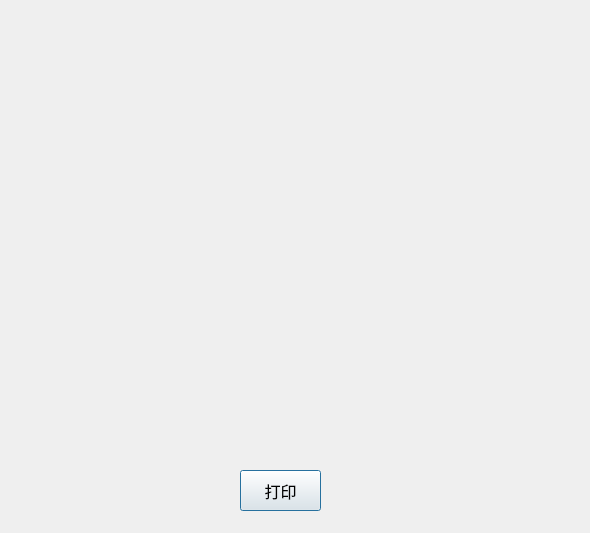
The window that Hotel_management_System/settle_accounts.ui (st2eam/-Rookie-mutual-carry) describes before a commit, drawn with Qt 5.
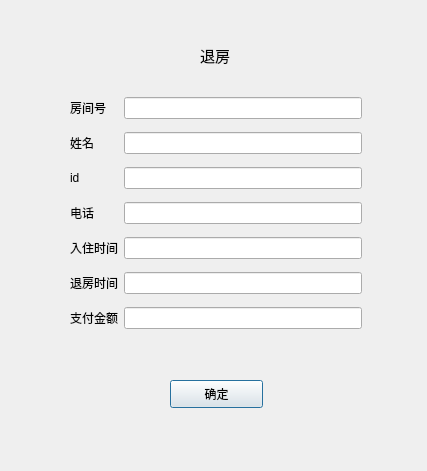
The same window after the commit.

```diff
--- a/Hotel_management_System/settle_accounts.ui
+++ b/Hotel_management_System/settle_accounts.ui
@@ -6,8 +6,8 @@
    <rect>
     <x>0</x>
     <y>0</y>
-    <width>590</width>
-    <height>533</height>
+    <width>427</width>
+    <height>471</height>
    </rect>
   </property>
   <property name="windowTitle">
@@ -16,20 +16,115 @@
   <widget class="QPushButton" name="pushButton">
    <property name="geometry">
     <rect>
-     <x>240</x>
-     <y>470</y>
-     <width>81</width>
-     <height>41</height>
+     <x>170</x>
+     <y>380</y>
+     <width>93</width>
+     <height>28</height>
+    </rect>
+   </property>
+   <property name="text">
+    <string>确定</string>
+   </property>
+  </widget>
+  <widget class="QWidget" name="layoutWidget">
+   <property name="geometry">
+    <rect>
+     <x>70</x>
+     <y>90</y>
+     <width>292</width>
+     <height>247</height>
+    </rect>
+   </property>
+   <layout class="QGridLayout" name="gridLayout_2">
+    <item row="4" column="2">
+     <widget class="QLineEdit" name="bookstart"/>
+    </item>
+    <item row="3" column="0">
+     <widget class="QLabel" name="label_7">
+      <property name="text">
+       <string>电话</string>
+      </property>
+     </widget>
+    </item>
+    <item row="2" column="2">
+     <widget class="QLineEdit" name="id"/>
+    </item>
+    <item row="6" column="2">
+     <widget class="QLineEdit" name="price"/>
+    </item>
+    <item row="4" column="0">
+     <widget class="QLabel" name="label_8">
+      <property name="text">
+       <string>入住时间</string>
+      </property>
+     </widget>
+    </item>
+    <item row="0" column="2">
+     <widget class="QLineEdit" name="room"/>
+    </item>
+    <item row="1" column="2">
+     <widget class="QLineEdit" name="name"/>
+    </item>
+    <item row="3" column="2">
+     <widget class="QLineEdit" name="phone"/>
+    </item>
+    <item row="5" column="2">
+     <widget class="QLineEdit" name="bookending"/>
+    </item>
+    <item row="5" column="0">
+     <widget class="QLabel" name="label_10">
+      <property name="text">
+       <string>退房时间</string>
+      </property>
+     </widget>
+    </item>
+    <item row="6" column="0">
+     <widget class="QLabel" name="label_2">
+      <property name="text">
+       <string>支付金额</string>
+      </property>
+     </widget>
+    </item>
+    <item row="1" column="0">
+     <widget class="QLabel" name="label_4">
+      <property name="text">
+       <string>姓名</string>
+      </property>
+     </widget>
+    </item>
+    <item row="0" column="0">
+     <widget class="QLabel" name="label">
+      <property name="text">
+       <string>房间号</string>
+      </property>
+     </widget>
+    </item>
+    <item row="2" column="0">
+     <widget class="QLabel" name="label_9">
+      <property name="text">
+       <string>id</string>
+      </property>
+     </widget>
+    </item>
+   </layout>
+  </widget>
+  <widget class="QLabel" name="label_5">
+   <property name="geometry">
+    <rect>
+     <x>200</x>
+     <y>40</y>
+     <width>121</width>
+     <height>31</height>
     </rect>
    </property>
    <property name="font">
     <font>
-     <family>微软雅黑 Light</family>
-     <pointsize>12</pointsize>
+     <family>Adobe Devanagari</family>
+     <pointsize>11</pointsize>
     </font>
    </property>
    <property name="text">
-    <string>打印</string>
+    <string>退房</string>
    </property>
   </widget>
  </widget>
```
